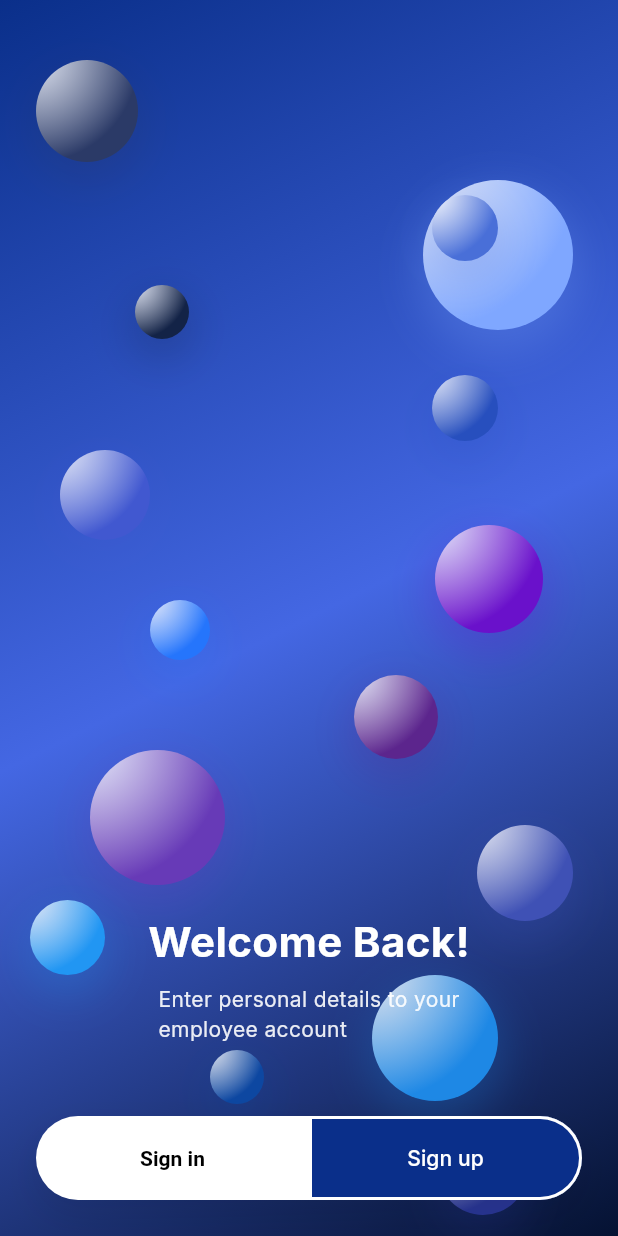
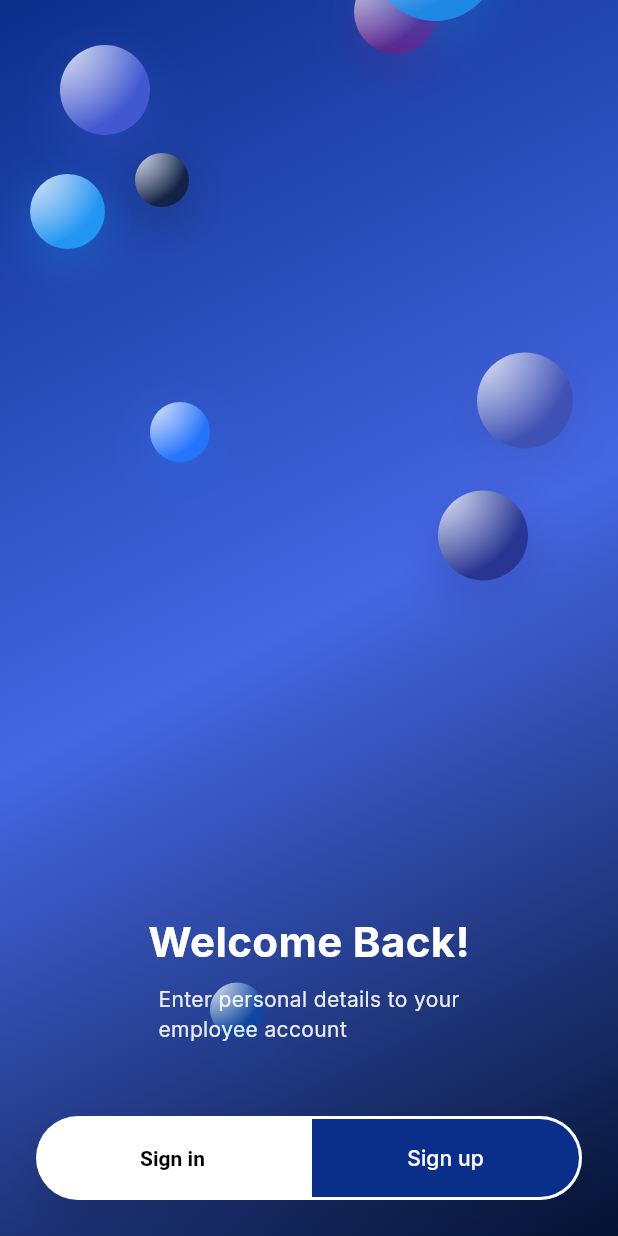
Before and after one commit to titipon71/Flutter-Learn, a Flutter app: the screen it shows after launch, on a phone screen of 412 x 824 dp. Run offline on Flutter 3.47's test engine with Material 3 defaults, Android fonts, the phone set to English and light mode, and no system bars; our stand-ins replace curved_navigation_bar, google_fonts, shared_preferences.

Commit message:
Edit background

```diff
--- a/lib/screens/welcome_screen.dart
+++ b/lib/screens/welcome_screen.dart
@@ -8,6 +8,7 @@ class AbstractBackground extends StatelessWidget {
   @override
   Widget build(BuildContext context) {
     return Stack(
+      clipBehavior: Clip.none, // <— ให้ลอยเกินขอบได้
       children: [
         // soft page gradient
         Container(
@@ -31,11 +32,6 @@ class AbstractBackground extends StatelessWidget {
           child: Container(
             height: 340,
             decoration: const BoxDecoration(
-              // gradient: LinearGradient(
-              //   begin: Alignment.topLeft,
-              //   end: Alignment.bottomRight,
-              //   colors: [Color.fromARGB(255, 10, 47, 138), Color.fromARGB(255, 68, 103, 227), Color.fromARGB(255, 5, 18, 50)],
-              // ),
               borderRadius: BorderRadius.only(
                 bottomLeft: Radius.circular(48),
                 bottomRight: Radius.circular(48),
@@ -43,66 +39,109 @@ class AbstractBackground extends StatelessWidget {
             ),
           ),
         ),
-        const _Blob(top: 40, left: 24, size: 68, color: Color(0xFF2B3A67)),
-        const _Blob(top: 120, right: 30, size: 100, color: Color(0xFF7FA7FF)),
-        const _Blob(top: 190, left: 90, size: 36, color: Color(0xFF132347)),
-        const _Blob(top: 250, right: 80, size: 44, color: Color(0xFF274FBE)),
-        const _Blob(
-          top: 130,
-          right: 80,
-          size: 44,
-          color: Color.fromARGB(255, 73, 111, 216),
-        ),
 
-        // ✅ เพิ่มอีก 10 blobs
-        const _Blob(top: 300, left: 40, size: 60, color: Color(0xFF4158D0)),
-        const _Blob(top: 350, right: 50, size: 72, color: Color(0xFF6A11CB)),
-        const _Blob(top: 400, left: 100, size: 40, color: Color(0xFF2575FC)),
-        const _Blob(top: 450, right: 120, size: 56, color: Color(0xFF5C258D)),
-        const _Blob(top: 500, left: 60, size: 90, color: Color(0xFF673AB7)),
-        const _Blob(top: 550, right: 30, size: 64, color: Color(0xFF3F51B5)),
-        const _Blob(top: 600, left: 20, size: 50, color: Color(0xFF2196F3)),
-        const _Blob(top: 650, right: 80, size: 84, color: Color(0xFF1E88E5)),
-        const _Blob(top: 700, left: 140, size: 36, color: Color(0xFF0D47A1)),
-        const _Blob(top: 750, right: 60, size: 60, color: Color(0xFF283593)),
+        // ------ BLOBS ที่ลอยขึ้น ------
+        AnimatedBlob(top: 40,  left: 24,  size: 68, color: const Color(0xFF2B3A67), durationMs: 11000, travel: 900, phase: .2),
+        AnimatedBlob(top: 120, right: 30, size: 100, color: const Color(0xFF7FA7FF), durationMs: 9000,  travel: 940, phase: .6),
+        AnimatedBlob(top: 190, left: 90,  size: 36, color: const Color(0xFF132347), durationMs: 8000,  travel: 880, phase: .1),
+        AnimatedBlob(top: 250, right: 80, size: 44, color: const Color(0xFF274FBE), durationMs: 10000, travel: 920, phase: .4),
+        AnimatedBlob(top: 130, right: 80, size: 44, color: const Color.fromARGB(255, 73, 111, 216), durationMs: 10500, travel: 920, phase: .8),
+        AnimatedBlob(top: 300, left: 40, size: 60, color: const Color(0xFF4158D0), durationMs: 9500,  travel: 900, phase: .3),
+        AnimatedBlob(top: 350, right: 50, size: 72, color: const Color(0xFF6A11CB), durationMs: 12000, travel: 960, phase: .7),
+        AnimatedBlob(top: 400, left: 100, size: 40, color: const Color(0xFF2575FC), durationMs: 8500,  travel: 880, phase: .15),
+        AnimatedBlob(top: 450, right: 120, size: 56, color: const Color(0xFF5C258D), durationMs: 10000, travel: 940, phase: .5),
+        AnimatedBlob(top: 500, left: 60,  size: 90, color: const Color(0xFF673AB7), durationMs: 13000, travel: 980, phase: .9),
+        AnimatedBlob(top: 550, right: 30,  size: 64, color: const Color(0xFF3F51B5), durationMs: 9500,  travel: 900, phase: .35),
+        AnimatedBlob(top: 600, left: 20,  size: 50, color: const Color(0xFF2196F3), durationMs: 9000,  travel: 880, phase: .55),
+        AnimatedBlob(top: 650, right: 80,  size: 84, color: const Color(0xFF1E88E5), durationMs: 11500, travel: 960, phase: .75),
+        AnimatedBlob(top: 700, left: 140, size: 36, color: const Color(0xFF0D47A1), durationMs: 8000,  travel: 900, phase: .05),
+        AnimatedBlob(top: 750, right: 60, size: 60, color: const Color(0xFF283593), durationMs: 10500, travel: 940, phase: .45),
+
         if (child != null) child!,
       ],
     );
   }
 }
 
-class _Blob extends StatelessWidget {
-  const _Blob({
-    this.top,
+// ❌ ลบคลาสนี้ทิ้งไปเลย (มันผิดชนิดและไม่ได้ใช้)
+// class _Blob extends StatefulWidget { ... }
+
+class AnimatedBlob extends StatefulWidget {
+  const AnimatedBlob({
+    super.key,
+    required this.top,
     this.left,
     this.right,
     required this.size,
     required this.color,
+    this.durationMs = 9000,
+    this.travel = 900,
+    this.phase,
   });
-  final double? top;
+
+  final double top;
   final double? left;
   final double? right;
   final double size;
   final Color color;
+
+  final int durationMs;
+  final double travel;
+  final double? phase;
+
+  @override
+  State<AnimatedBlob> createState() => _AnimatedBlobState();
+}
+
+class _AnimatedBlobState extends State<AnimatedBlob>
+    with SingleTickerProviderStateMixin {
+  late final AnimationController _controller;
+  late final Animation<double> _t;
+
+  @override
+  void initState() {
+    super.initState();
+    _controller = AnimationController(
+      vsync: this,
+      duration: Duration(milliseconds: widget.durationMs),
+    )..repeat(); // ลูปเรื่อย ๆ
+
+    if (widget.phase != null) {
+      _controller.value = widget.phase!.clamp(0.0, 1.0);
+    }
+
+    _t = CurvedAnimation(parent: _controller, curve: Curves.linear);
+  }
+
+  @override
+  void dispose() {
+    _controller.dispose();
+    super.dispose();
+  }
+
   @override
   Widget build(BuildContext context) {
+    return AnimatedBuilder(
+      animation: _t,
+      builder: (context, child) {
+        final currentTop = widget.top - widget.travel * _t.value;
         return Positioned(
-      top: top,
-      left: left,
-      right: right,
+          top: currentTop,
+          left: widget.left,
+          right: widget.right,
           child: Container(
-        width: size,
-        height: size,
+            width: widget.size,
+            height: widget.size,
             decoration: BoxDecoration(
               shape: BoxShape.circle,
               gradient: RadialGradient(
-            colors: [Colors.white.withOpacity(.85), color],
+                colors: [Colors.white.withOpacity(.85), widget.color],
                 center: Alignment.topLeft,
                 radius: 1.0,
               ),
               boxShadow: [
                 BoxShadow(
-              color: color.withOpacity(.25),
+                  color: widget.color.withOpacity(.25),
                   blurRadius: 24,
                   spreadRadius: 4,
                   offset: const Offset(0, 10),
@@ -111,8 +150,11 @@ class _Blob extends StatelessWidget {
             ),
           ),
         );
+      },
+    );
   }
 }
+
 
 class BackButtonBar extends StatelessWidget {
   const BackButtonBar({super.key});
@@ -325,7 +367,9 @@ class WelcomeScreen extends StatelessWidget {
                               ),
                             ),
                             foregroundColor: const Color.fromARGB(255, 0, 0, 0),
-                            textStyle: const TextStyle(fontWeight: FontWeight.bold),
+                            textStyle: const TextStyle(
+                              fontWeight: FontWeight.bold,
+                            ),
                           ),
 
                           child: const Text('Sign in'),
@@ -344,7 +388,8 @@ class WelcomeScreen extends StatelessWidget {
                                 topRight: Radius.circular(30),
                                 bottomRight: Radius.circular(30),
                               ),
-                              side: BorderSide( // เพิ่มขอบ
+                              side: BorderSide(
+                                // เพิ่มขอบ
                                 color: Colors.white, // สีขอบ
                                 width: 2, // ความหนาขอบ
                               ),
```
Lines whose indentation alone changed are shown as unchanged.
